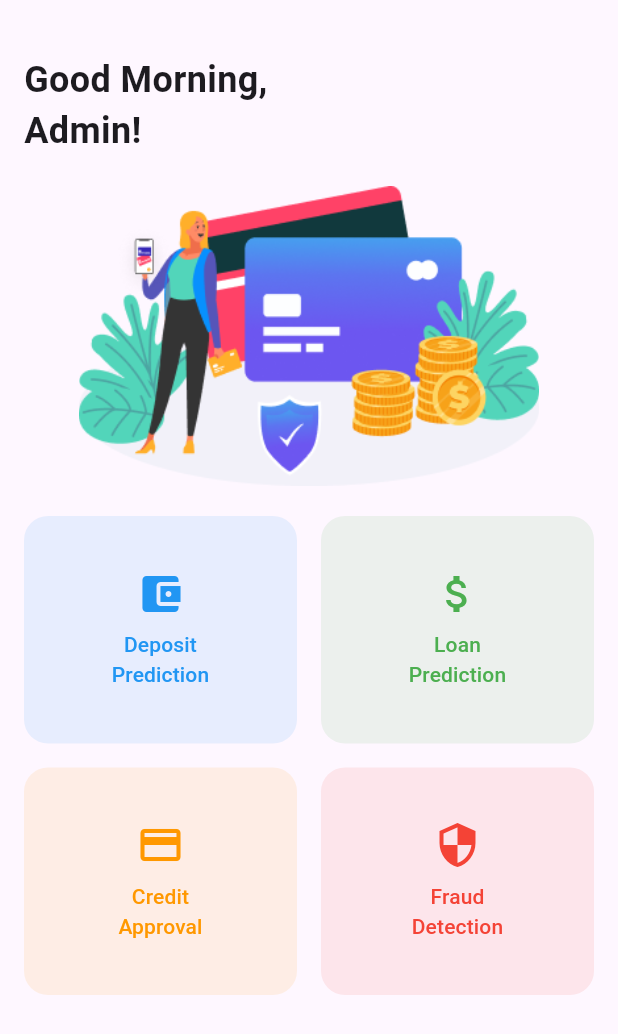
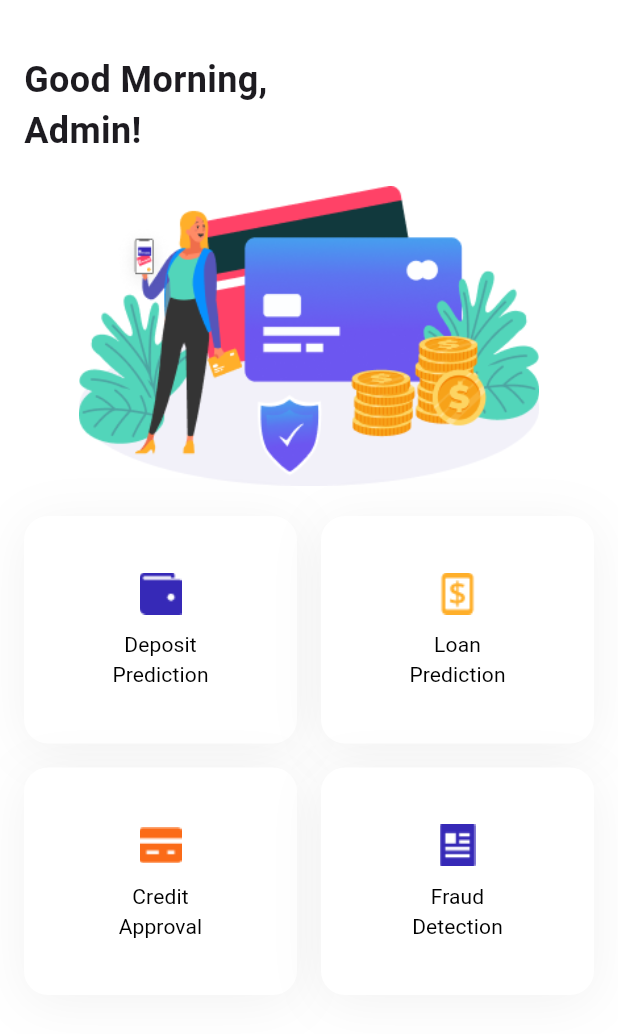
Before and after one commit to MohdSameer4532/MeeranaBanking, a Flutter app: the screen it shows after launch, on a phone screen of 412 x 824 dp. Shown: the top 1034 px of the screen. Run offline on Flutter 3.47's test engine with Material 3 defaults, Android fonts, the phone set to English and light mode, and no system bars; our stand-ins replace fl_chart.

Commit message:
added logo in container and changes in color

```diff
--- a/lib/welcome_page.dart
+++ b/lib/welcome_page.dart
@@ -21,6 +21,7 @@ class WelcomePage extends StatelessWidget {
   @override
   Widget build(BuildContext context) {
     return Scaffold(
+      backgroundColor: Colors.white, // Set overall background color to white
       body: SafeArea(
         child: SingleChildScrollView(
           child: Padding(
@@ -59,42 +60,42 @@ class WelcomePage extends StatelessWidget {
                   children: [
                     _buildFeatureButton(
                       'Deposit\nPrediction',
-                      Icons.account_balance_wallet,
-                      Colors.blue,
+                      'assets/deps.png',
                       () => Navigator.push(
                         context,
                         MaterialPageRoute(
-                            builder: (context) => DepositPredictionPage()),
+                          builder: (context) => DepositPredictionPage(),
+                        ),
                       ),
                     ),
                     _buildFeatureButton(
                       'Loan\nPrediction',
-                      Icons.attach_money,
-                      Colors.green,
+                      'assets/loan.png',
                       () => Navigator.push(
                         context,
                         MaterialPageRoute(
-                            builder: (context) => LoanGeneralAnalyticsPage()),
+                          builder: (context) => LoanGeneralAnalyticsPage(),
+                        ),
                       ),
                     ),
                     _buildFeatureButton(
                       'Credit\nApproval',
-                      Icons.credit_card,
-                      Colors.orange,
+                      'assets/cred.png',
                       () => Navigator.push(
                         context,
                         MaterialPageRoute(
-                            builder: (context) => CreditHomePage()),
+                          builder: (context) => CreditHomePage(),
+                        ),
                       ),
                     ),
                     _buildFeatureButton(
                       'Fraud\nDetection',
-                      Icons.security,
-                      Colors.red,
+                      'assets/fraud.png',
                       () => Navigator.push(
                         context,
                         MaterialPageRoute(
-                            builder: (context) => FraudGeneralAnalyticsPage()),
+                          builder: (context) => FraudGeneralAnalyticsPage(),
+                        ),
                       ),
                     ),
                   ],
@@ -108,12 +109,24 @@ class WelcomePage extends StatelessWidget {
   }
 
   Widget _buildFeatureButton(
-      String text, IconData icon, Color color, VoidCallback onPressed) {
-    return ElevatedButton(
+      String text, String assetPath, VoidCallback onPressed) {
+    return Container(
+      decoration: BoxDecoration(
+        color: Colors.white,
+        borderRadius: BorderRadius.circular(16),
+        boxShadow: [
+          BoxShadow(
+            color: const Color(0x0D000000), // Shadow color with opacity
+            offset: const Offset(0, 5),
+            blurRadius: 30,
+          ),
+        ],
+      ),
+      child: ElevatedButton(
         onPressed: onPressed,
         style: ElevatedButton.styleFrom(
-        foregroundColor: color,
-        backgroundColor: color.withOpacity(0.1),
+          foregroundColor: Colors.white,
+          backgroundColor: Colors.transparent,
           shape: RoundedRectangleBorder(
             borderRadius: BorderRadius.circular(16),
           ),
@@ -123,14 +136,19 @@ class WelcomePage extends StatelessWidget {
         child: Column(
           mainAxisAlignment: MainAxisAlignment.center,
           children: [
-          Icon(icon, size: 32, color: color),
+            Image.asset(assetPath, height: 32), // Use your PNG icon
             const SizedBox(height: 8),
             Text(
               text,
               textAlign: TextAlign.center,
-            style: TextStyle(color: color, fontSize: 14),
+              style: const TextStyle(
+                color: Colors.black,
+                fontSize: 14,
+                fontWeight: FontWeight.normal,
+              ),
             ),
           ],
+        ),
       ),
     );
   }
--- a/pubspec.yaml
+++ b/pubspec.yaml
@@ -25,6 +25,10 @@ flutter:
   assets:
     - assets/logor.png
     - assets/logt.png
+    - assets/cred.png
+    - assets/deps.png
+    - assets/fraud.png
+    - assets/loan.png
     - assets/banking_illustration.png
     # Add any other assets here if needed
 
```
Also changed, not shown: assets/cred.png (added), assets/deps.png (added), assets/fraud.png (added), assets/loan.png (added), flutter_01.png (added). Lines whose indentation alone changed are shown as unchanged.
